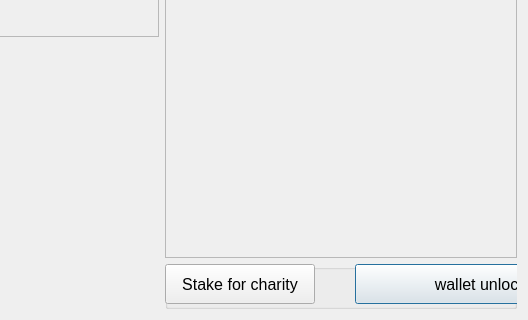
Above: src/qt/forms/overviewpage.ui from EverGreenCoinDev/EverGreenCoin before the change; both pictures show x 204 to 732 and y 220 to 540 of the 732 by 540 pixel window. Below: the same form after it.
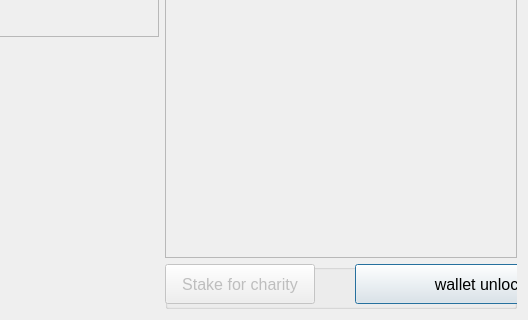
That is the form after the change. Icons and pictures are not drawn.

```diff
--- a/src/qt/forms/overviewpage.ui
+++ b/src/qt/forms/overviewpage.ui
@@ -1977,6 +1977,9 @@
         </property>
        </widget>
        <widget class="QPushButton" name="startButton">
+        <property name="enabled">
+         <bool>false</bool>
+        </property>
         <property name="geometry">
          <rect>
           <x>0</x>
```
